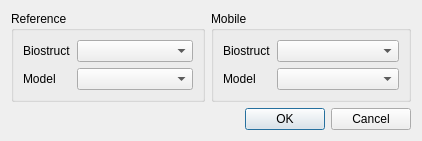
Above: src/plugins/biostruct3d_view/src/ui/StructuralAlignmentDialog.ui from violethaze74/ugene before the change. Below: the same form after it.
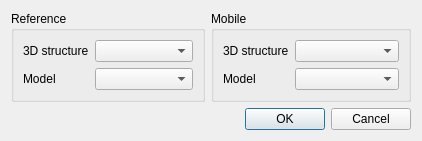
That is the form after the change.

Commit message: Some corrections in the 3D Structure Viewer translations and GUI.

```diff
--- a/src/plugins/biostruct3d_view/src/ui/StructuralAlignmentDialog.ui
+++ b/src/plugins/biostruct3d_view/src/ui/StructuralAlignmentDialog.ui
@@ -23,7 +23,7 @@
       <item row="0" column="0">
        <widget class="QLabel" name="label">
         <property name="text">
-         <string>Biostruct</string>
+         <string>3D structure</string>
         </property>
        </widget>
       </item>
@@ -89,7 +89,7 @@
       <item row="0" column="0">
        <widget class="QLabel" name="label_4">
         <property name="text">
-         <string>Biostruct</string>
+         <string>3D structure</string>
         </property>
        </widget>
       </item>
```
The commit also changes 15 other files.
